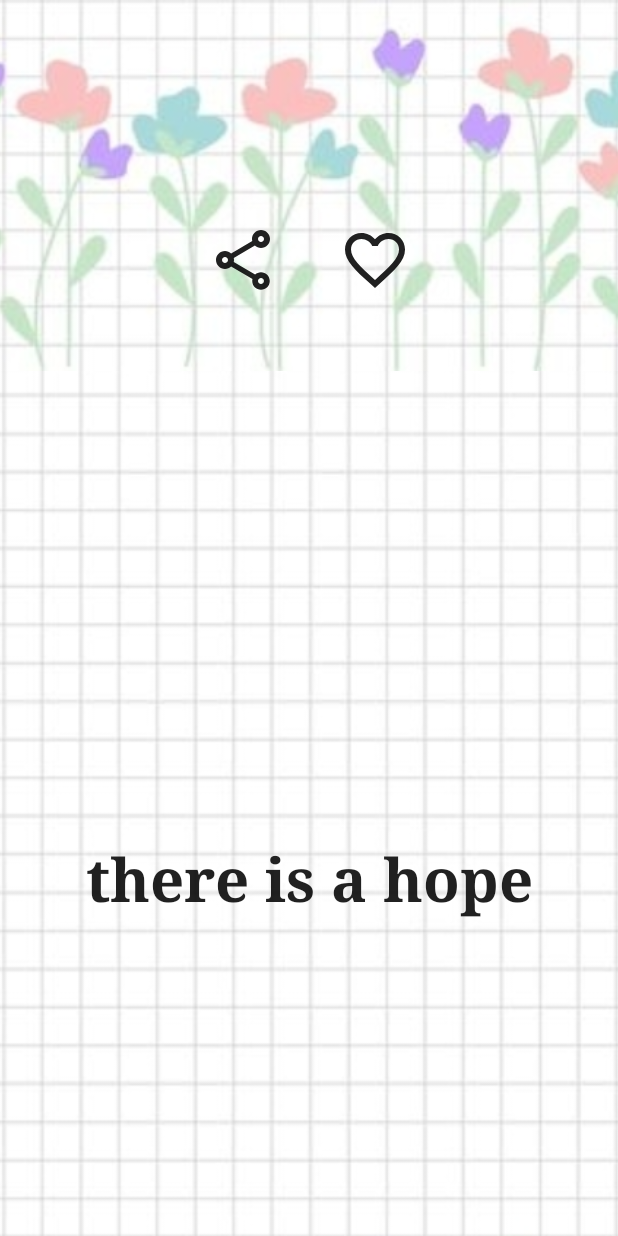
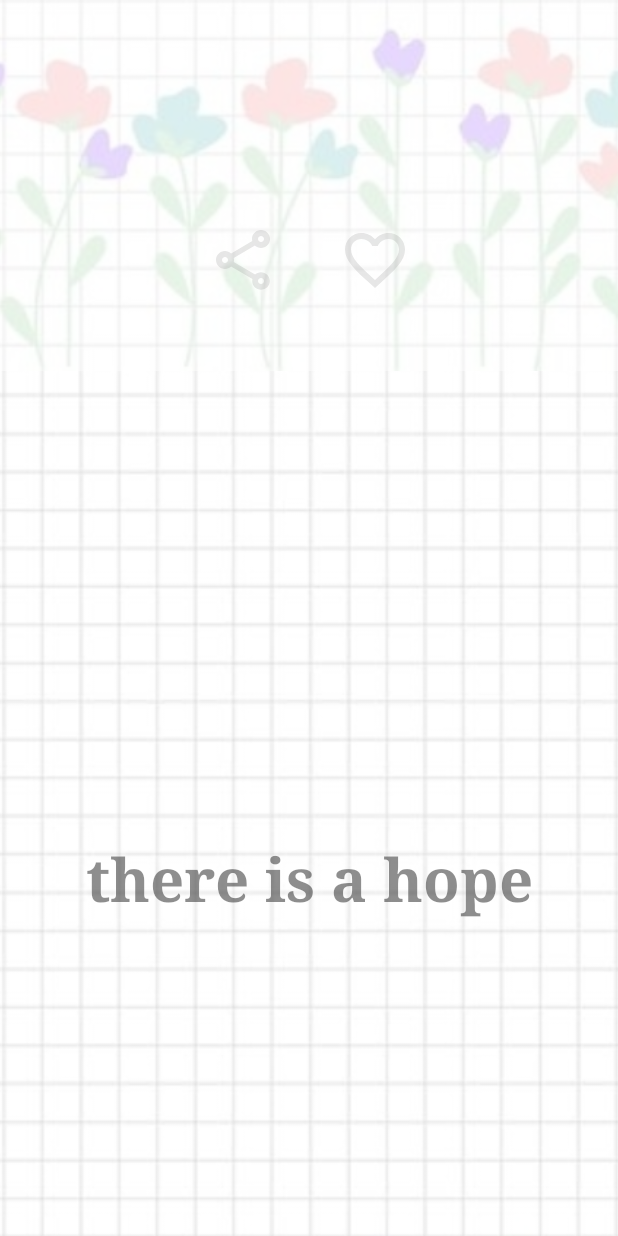
Before and after one commit to Ftm-amani/quote-of-day, an Android app built with Jetpack Compose: the QuoteScreen screen opened through its navigation route, scrolled down 576 dp, on a phone screen of 412 x 824 dp. Run offline under Robolectric (Android 15) with nearby library versions, the phone set to English and light mode, and no system bars; our stand-ins replace Dagger/Hilt's generated code, Room's generated code.

Commit message:
pager transition added

```diff
--- a/app/build.gradle
+++ b/app/build.gradle
@@ -8,12 +8,12 @@ plugins {
 
 android {
     namespace 'com.example.quoteofday'
-    compileSdk 33
+    compileSdk 34
 
     defaultConfig {
         applicationId "com.example.quoteofday"
         minSdk 24
-        targetSdk 33
+        targetSdk 34
         versionCode 1
         versionName "1.0"
 
@@ -56,7 +56,7 @@ dependencies {
     implementation 'androidx.activity:activity-compose:1.7.2'
     implementation "androidx.compose.ui:ui:$compose_ui_version"
     implementation "androidx.compose.ui:ui-tooling-preview:$compose_ui_version"
-    implementation 'androidx.compose.material:material:1.4.3'
+    implementation 'androidx.compose.material:material:1.5.0'
     testImplementation 'junit:junit:4.13.2'
     androidTestImplementation 'androidx.test.ext:junit:1.1.5'
     androidTestImplementation 'androidx.test.espresso:espresso-core:3.5.1'
@@ -113,6 +113,10 @@ dependencies {
     //DataStore
     implementation "androidx.datastore:datastore-preferences:1.0.0"
 
+    //material 3
+    implementation "androidx.compose.material3:material3:1.1.1"
+    implementation "androidx.compose.material3:material3-window-size-class:1.1.1"
+
 }
 
 kapt {
--- a/app/src/main/java/com/example/quoteofday/ui/HomeScreen.kt
+++ b/app/src/main/java/com/example/quoteofday/ui/HomeScreen.kt
@@ -1,5 +1,6 @@
 package com.example.quoteofday.ui
 
+import android.annotation.SuppressLint
 import androidx.compose.foundation.ExperimentalFoundationApi
 import androidx.compose.foundation.Image
 import androidx.compose.foundation.layout.Arrangement
@@ -19,6 +20,7 @@ import androidx.compose.ui.unit.dp
 import androidx.navigation.NavController
 import com.example.quoteofday.data.models.Quotes
 import androidx.compose.foundation.layout.*
+import androidx.compose.foundation.pager.PagerState
 import androidx.compose.ui.unit.sp
 import androidx.compose.foundation.pager.VerticalPager
 import androidx.compose.foundation.pager.rememberPagerState
@@ -26,6 +28,7 @@ import androidx.compose.material.Icon
 import androidx.compose.material.icons.Icons
 import androidx.compose.material.icons.outlined.FavoriteBorder
 import androidx.compose.material.icons.outlined.Share
+import androidx.compose.ui.graphics.graphicsLayer
 import androidx.compose.ui.graphics.painter.Painter
 import androidx.compose.ui.layout.ContentScale
 import androidx.compose.ui.res.painterResource
@@ -33,7 +36,10 @@ import androidx.compose.ui.text.font.FontFamily
 import androidx.compose.ui.text.font.FontWeight
 import androidx.compose.ui.text.style.TextAlign
 import com.example.quoteofday.R
+import com.google.android.material.animation.AnimationUtils.lerp
+import kotlin.math.absoluteValue
 
+@SuppressLint("RestrictedApi")
 @OptIn(ExperimentalFoundationApi::class)
 @Composable
 fun QuoteScreen(navController: NavController, viewModel: MainViewModel) {
@@ -41,7 +47,10 @@ fun QuoteScreen(navController: NavController, viewModel: MainViewModel) {
     val pagerState = rememberPagerState(
         initialPage = 0,
         initialPageOffsetFraction = 0F
-    )
+    ) {
+        // provide pageCount
+        quotes.size
+    }
 
     Surface(
         modifier = Modifier
@@ -51,10 +60,15 @@ fun QuoteScreen(navController: NavController, viewModel: MainViewModel) {
     ) {
         if (quotes.isNotEmpty()) {
             VerticalPager(
-                pageCount = quotes.size,
                 state = pagerState,
             ) { page ->
-                QuoteItem(quote = quotes[page])
+                QuoteItem(
+                    quote = quotes[page],
+                    modifier = Modifier
+                        .pagerGateTransition(
+                            page = page,
+                            pagerState = pagerState)
+                )
             }
         } else {
             Text(text = "No quotes available")
@@ -63,27 +77,28 @@ fun QuoteScreen(navController: NavController, viewModel: MainViewModel) {
 }
 
 @Composable
-fun QuoteItem(quote: Quotes) {
+fun QuoteItem(quote: Quotes,
+modifier: Modifier) {
     val backgroundImage: Painter = painterResource(R.drawable.back)
 
-    Box(Modifier.fillMaxWidth()) {
+    Box(modifier.fillMaxWidth()) {
         Image(
             painter = backgroundImage,
             contentDescription = null,
-            modifier = Modifier.fillMaxSize(),
+            modifier = modifier.fillMaxSize(),
             contentScale = ContentScale.Crop
         )
 
         Column(
-            modifier = Modifier.fillMaxHeight(),
+            modifier = modifier.fillMaxHeight(),
             verticalArrangement = Arrangement.SpaceBetween,
         ) {
             Column(
-                modifier = Modifier.fillMaxHeight(),
+                modifier = modifier.fillMaxHeight(),
             ) {
 
                 Row(
-                    modifier = Modifier
+                    modifier = modifier
                         .fillMaxWidth()
                         .wrapContentHeight()
                         .weight(1f, true)
@@ -107,7 +122,7 @@ fun QuoteItem(quote: Quotes) {
                 Row(
                     horizontalArrangement = Arrangement.Center,
                     verticalAlignment = Alignment.Bottom,
-                    modifier = Modifier
+                    modifier = modifier
                         .fillMaxWidth()
                         .padding(10.dp)
                         .padding(top = 16.dp)
@@ -115,7 +130,7 @@ fun QuoteItem(quote: Quotes) {
                     Icon(
                         imageVector = Icons.Outlined.Share,
                         contentDescription = "Share",
-                        modifier = Modifier
+                        modifier = modifier
                             .padding(20.dp)
                             .size(48.dp)
                     )
@@ -123,13 +138,13 @@ fun QuoteItem(quote: Quotes) {
                     Icon(
                         imageVector = Icons.Outlined.FavoriteBorder,
                         contentDescription = "Favorite",
-                        modifier = Modifier
+                        modifier = modifier
                             .padding(20.dp)
                             .size(48.dp)
                     )
                 }
                 Spacer(
-                    modifier = Modifier
+                    modifier = modifier
                         .fillMaxWidth()
                         .height(20.dp)
                 )
@@ -137,3 +152,18 @@ fun QuoteItem(quote: Quotes) {
         }
     }
 }
+
+@SuppressLint("RestrictedApi")
+@OptIn(ExperimentalFoundationApi::class)
+fun Modifier.pagerGateTransition(page: Int, pagerState: PagerState) = graphicsLayer {
+    val pageOffset = (
+            (pagerState.currentPage - page) + pagerState
+                .currentPageOffsetFraction
+            ).absoluteValue
+
+    alpha = lerp(
+         0.5f,
+         1f,
+         1f - pageOffset.coerceIn(0f, 1f)
+    )
+}
```
